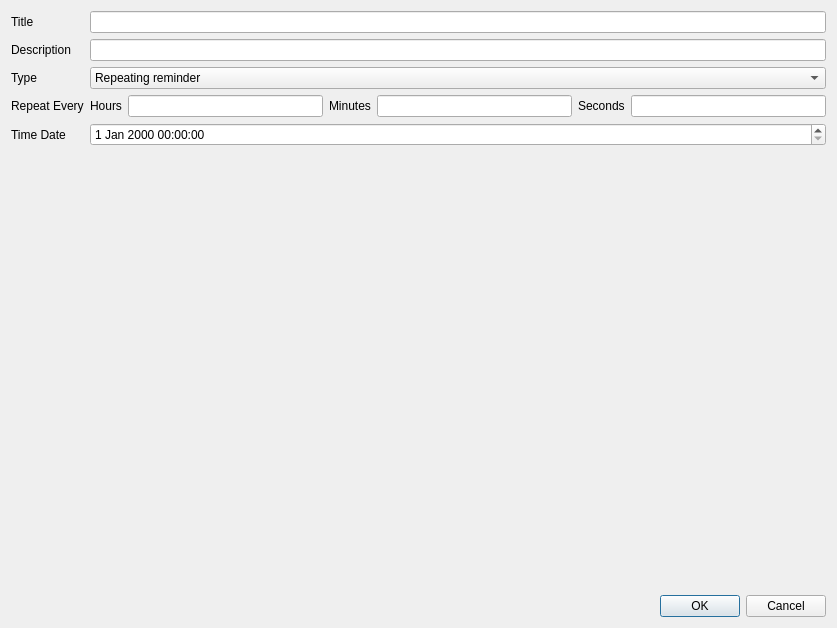
This is pcsreminder/src/editeventdialog.ui in N1vn0vem8er/pineconesnake as Qt 5 draws it before an edit. The edited form follows.
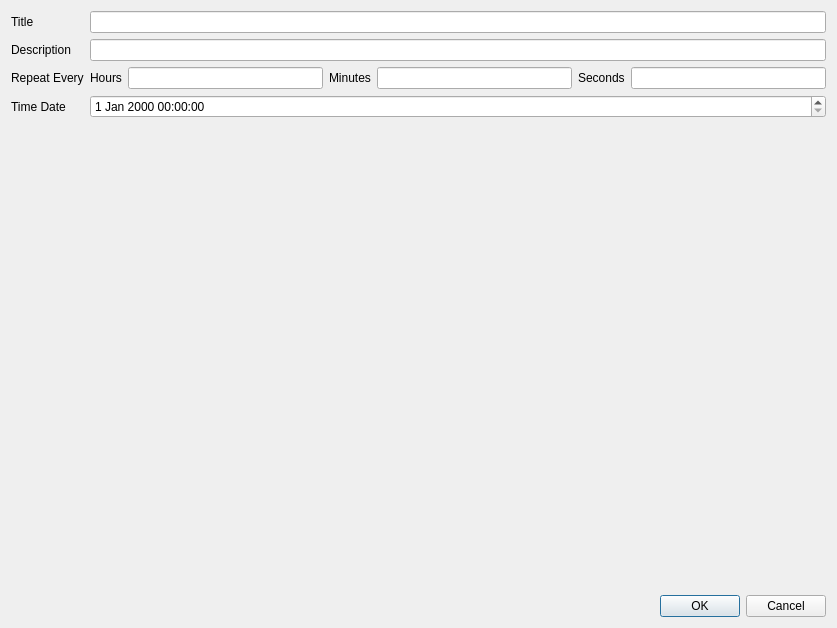
This is the edited form.

What changed in the file:
```diff
--- a/pcsreminder/src/editeventdialog.ui
+++ b/pcsreminder/src/editeventdialog.ui
@@ -26,6 +26,9 @@
        </property>
       </widget>
      </item>
+     <item row="0" column="1">
+      <widget class="QLineEdit" name="titleLine"/>
+     </item>
      <item row="1" column="0">
       <widget class="QLabel" name="label_2">
        <property name="text">
@@ -33,37 +36,20 @@
        </property>
       </widget>
      </item>
-     <item row="2" column="0">
-      <widget class="QLabel" name="label_3">
-       <property name="text">
-        <string>Type</string>
-       </property>
-      </widget>
-     </item>
-     <item row="0" column="1">
-      <widget class="QLineEdit" name="titleLine"/>
-     </item>
      <item row="1" column="1">
       <widget class="QLineEdit" name="descriptionLine"/>
      </item>
-     <item row="3" column="0">
-      <widget class="QLabel" name="label_4">
+     <item row="2" column="0">
+      <widget class="QLabel" name="repeatEveryLabel">
        <property name="text">
         <string>Repeat Every</string>
        </property>
       </widget>
      </item>
-     <item row="4" column="0">
-      <widget class="QLabel" name="label_5">
-       <property name="text">
-        <string>Time Date</string>
-       </property>
-      </widget>
-     </item>
-     <item row="3" column="1">
+     <item row="2" column="1">
       <layout class="QHBoxLayout" name="horizontalLayout">
        <item>
-        <widget class="QLabel" name="label_8">
+        <widget class="QLabel" name="hoursLabel">
          <property name="text">
           <string>Hours</string>
          </property>
@@ -73,7 +59,7 @@
         <widget class="QLineEdit" name="hoursLine"/>
        </item>
        <item>
-        <widget class="QLabel" name="label_7">
+        <widget class="QLabel" name="minutesLabel">
          <property name="text">
           <string>Minutes</string>
          </property>
@@ -83,7 +69,7 @@
         <widget class="QLineEdit" name="minutesLine"/>
        </item>
        <item>
-        <widget class="QLabel" name="label_6">
+        <widget class="QLabel" name="secondsLabel">
          <property name="text">
           <string>Seconds</string>
          </property>
@@ -94,21 +80,14 @@
        </item>
       </layout>
      </item>
-     <item row="2" column="1">
-      <widget class="QComboBox" name="comboBox">
-       <item>
-        <property name="text">
-         <string>Repeating reminder</string>
-        </property>
-       </item>
-       <item>
-        <property name="text">
-         <string>Reminder</string>
-        </property>
-       </item>
+     <item row="3" column="0">
+      <widget class="QLabel" name="dateTimeLabel">
+       <property name="text">
+        <string>Time Date</string>
+       </property>
       </widget>
      </item>
-     <item row="4" column="1">
+     <item row="3" column="1">
       <widget class="QDateTimeEdit" name="dateTimeEdit"/>
      </item>
     </layout>
```
